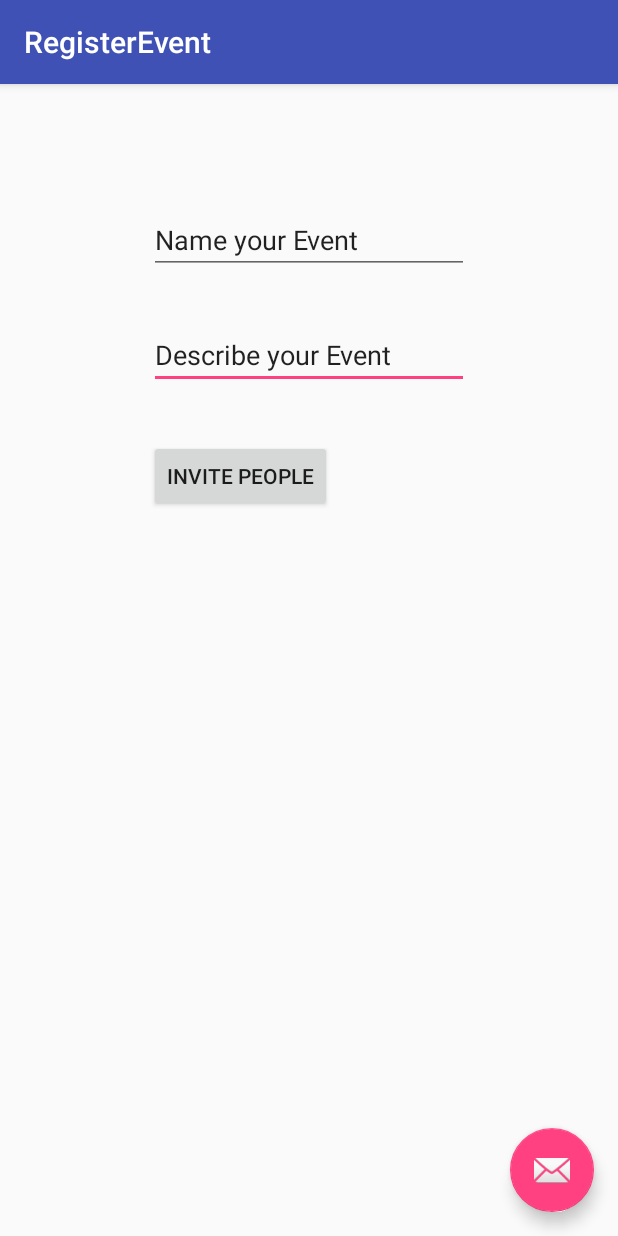
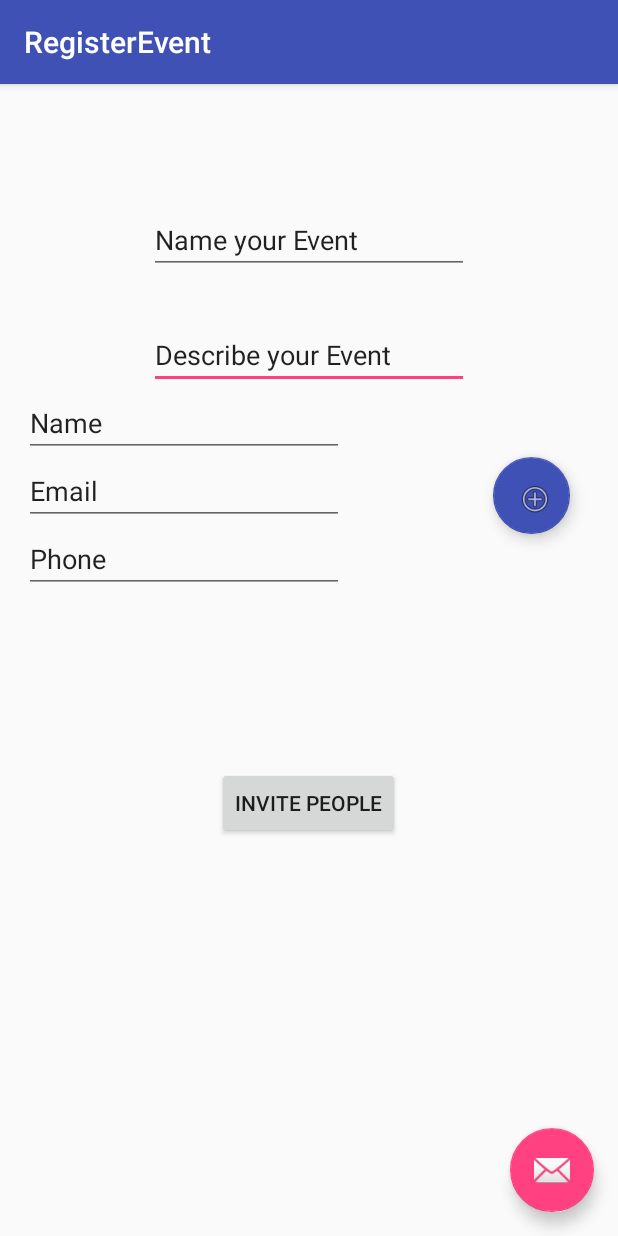
Before and after one commit to manubhats/KonnectMe, an Android app: the RegisterEvent screen opened directly, with no data from a screen before it, on a phone screen of 412 x 824 dp. Run offline under Robolectric (Android 15) with nearby library versions, the phone set to English and light mode, and no system bars.

Commit message:
Edit : Register Event page

```diff
--- a/app/src/main/res/layout/content_register_event.xml
+++ b/app/src/main/res/layout/content_register_event.xml
@@ -46,8 +46,50 @@
         android:layout_height="wrap_content"
         android:text="Invite People"
         android:id="@+id/invitePeople"
+        android:layout_below="@+id/phoneNumb"
+        android:layout_centerHorizontal="true"
+        android:layout_marginTop="116dp" />
+
+    <EditText
+        android:layout_width="wrap_content"
+        android:layout_height="wrap_content"
+        android:inputType="textPersonName"
+        android:text="Name"
+        android:ems="10"
+        android:id="@+id/editText3"
         android:layout_below="@+id/descEvent"
-        android:layout_alignStart="@+id/descEvent"
-        android:layout_marginTop="34dp" />
+        android:layout_alignParentStart="true" />
+
+    <EditText
+        android:layout_width="wrap_content"
+        android:layout_height="wrap_content"
+        android:inputType="textEmailAddress"
+        android:ems="10"
+        android:id="@+id/emailId"
+        android:layout_below="@+id/editText3"
+        android:layout_alignParentStart="true"
+        android:text="Email" />
+
+    <EditText
+        android:layout_width="wrap_content"
+        android:layout_height="wrap_content"
+        android:inputType="phone"
+        android:ems="10"
+        android:id="@+id/phoneNumb"
+        android:layout_below="@+id/emailId"
+        android:layout_alignParentStart="true"
+        android:text="Phone" />
+
+    <android.support.design.widget.FloatingActionButton
+        android:id="@+id/fab"
+        android:layout_width="wrap_content"
+        android:layout_height="wrap_content"
+        android:layout_gravity="bottom"
+        android:src="@android:drawable/ic_menu_add"
+        android:layout_marginLeft="@dimen/fab_margin"
+        android:layout_marginRight="@dimen/fab_margin"
+        android:layout_below="@+id/editText3"
+        android:layout_toEndOf="@+id/descEvent"
+        app:backgroundTint="@color/colorPrimary"/>
 
 </RelativeLayout>
```
